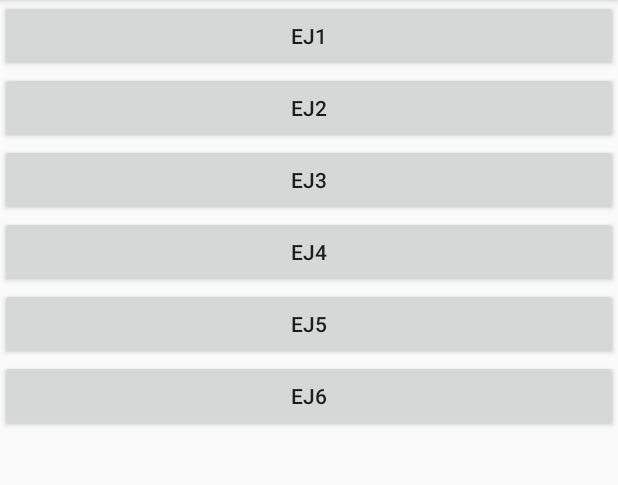
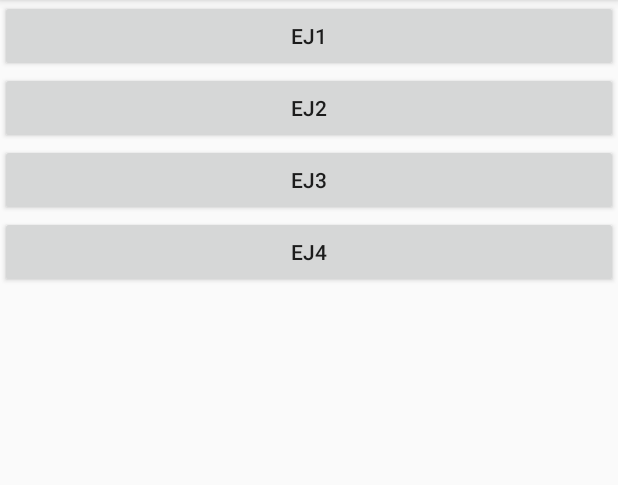
Before and after one commit to davidnenu/EjercicioPasarInformacion, an Android app: the screen it shows after launch (MainActivity), on a phone screen of 412 x 824 dp, the part 84-569 px from its top. Run offline under Robolectric (Android 15) with nearby library versions, the phone set to English and light mode, and no system bars.

Commit message:
18/10/2017

```diff
--- a/app/src/main/java/com/example/dm2/ejerciciopasarinformacion/MainActivity.java
+++ b/app/src/main/java/com/example/dm2/ejerciciopasarinformacion/MainActivity.java
@@ -62,28 +62,7 @@ public class MainActivity extends AppCompatActivity {
 
             }
         });
-/*
-        ej5=(Button)findViewById(R.id.ej5);
 
-        ej5.setOnClickListener(new View.OnClickListener(){
-            @Override
-            public void onClick(View v){
-                Intent intent = new Intent(MainActivity.this,Ej5.class);
-                startActivity(intent);
-
-            }
-        });
-
-        ej6=(Button)findViewById(R.id.ej6);
-
-        ej6.setOnClickListener(new View.OnClickListener(){
-            @Override
-            public void onClick(View v){
-                Intent intent = new Intent(MainActivity.this,Ej6.class);
-                startActivity(intent);
-
-            }
-        });*/
 
     }
 
--- a/app/src/main/res/layout/activity_main.xml
+++ b/app/src/main/res/layout/activity_main.xml
@@ -20,13 +20,5 @@
         android:layout_width="match_parent"
         android:layout_height="wrap_content"
         android:text="EJ4"/>
-    <Button android:id="@+id/ej5"
-        android:layout_width="match_parent"
-        android:layout_height="wrap_content"
-        android:text="EJ5"/>
-    <Button android:id="@+id/ej6"
-        android:layout_width="match_parent"
-        android:layout_height="wrap_content"
-        android:text="EJ6"/>
 
 </LinearLayout>
```
